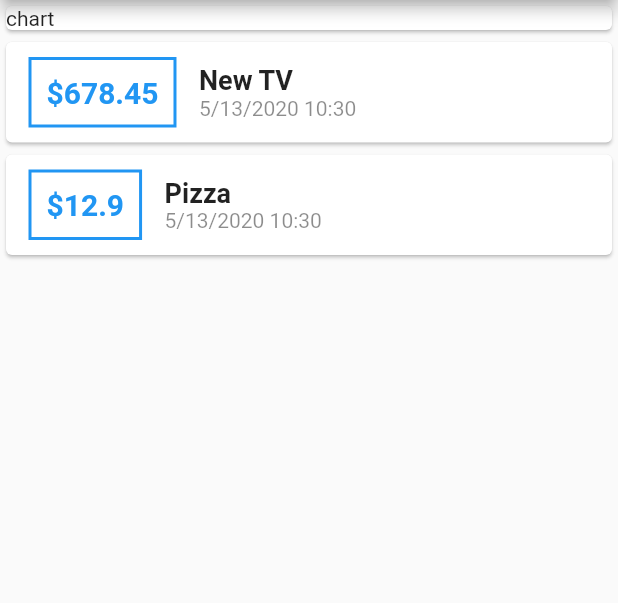
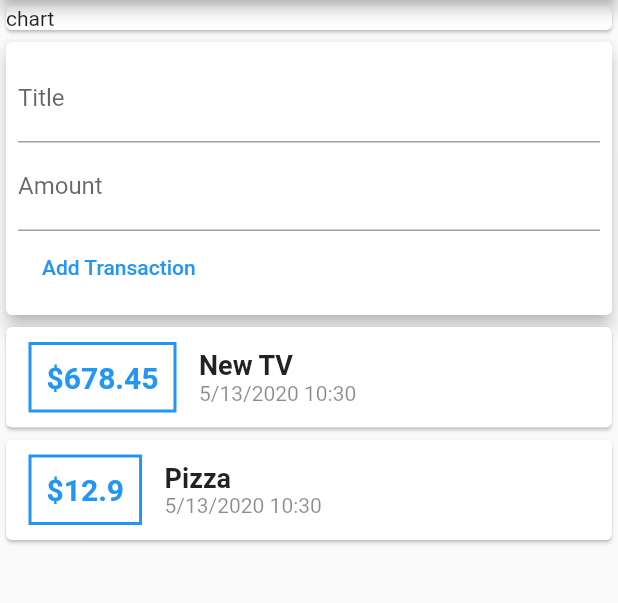
Before and after one commit to jalalazimi/flutter-expenses, a Flutter app: the screen it shows after launch, on a phone screen of 412 x 824 dp, the part 84-687 px from its top. Run offline on Flutter 3.47's test engine with Material 2 defaults, Android fonts, the phone set to English and light mode, and no system bars.

```diff
--- a/lib/main.dart
+++ b/lib/main.dart
@@ -1,7 +1,7 @@
+import 'package:expenses/widgets/user_transactions.dart';
 import 'package:flutter/material.dart';
 
-import './widgets/transaction_list.dart';
-
+import './widgets/user_transactions.dart';
 
 void main() => runApp(MyApp());
 
@@ -16,20 +16,20 @@ class MyApp extends StatelessWidget {
 }
 
 class MyHomePage extends StatelessWidget {
-
   @override
   Widget build(BuildContext context) {
     return Scaffold(
       appBar: AppBar(
         title: Text("expenses"),
       ),
-      body: Column(
+      body: SingleChildScrollView(
+          child: Column(
         crossAxisAlignment: CrossAxisAlignment.stretch,
         children: <Widget>[
           Container(width: double.infinity, child: Card(child: Text('chart'))),
-          TransactionList(),
+          UserTransactions()
         ],
-      ),
+      )),
     );
   }
 }
--- a/lib/widgets/new_transaction.dart
+++ b/lib/widgets/new_transaction.dart
@@ -1,8 +1,12 @@
 import 'package:flutter/material.dart';
 
 class NewTransaction extends StatelessWidget {
+  final Function onSubmit;
+
   final titleController = TextEditingController();
   final amountController = TextEditingController();
+
+  NewTransaction(this.onSubmit);
 
   @override
   Widget build(BuildContext context) {
@@ -24,7 +28,10 @@ class NewTransaction extends StatelessWidget {
               FlatButton(
                 child: Text("Add Transaction"),
                 textColor: Colors.blue,
-                onPressed: () {},
+                onPressed: () {
+                  onSubmit(titleController.text.toString(),
+                      double.parse(amountController.text));
+                },
               )
             ],
           )),
--- a/lib/widgets/transaction_list.dart
+++ b/lib/widgets/transaction_list.dart
@@ -3,28 +3,23 @@ import 'package:intl/intl.dart';
 
 import '../models/transaction.dart';
 
-class TransactionList extends StatefulWidget {
-  @override
-  _TransactionListState createState() => _TransactionListState();
-}
+class TransactionList extends StatelessWidget {
+  final List<Transaction> userTransactions;
 
-class _TransactionListState extends State<TransactionList> {
-  final List<Transaction> _userTransactions = [
-    Transaction(
-        id: 't1', title: 'New TV', amount: 678.45, date: DateTime.now()),
-    Transaction(id: 't2', title: 'Pizza', amount: 12.90, date: DateTime.now())
-  ];
+  TransactionList(this.userTransactions);
 
   @override
   Widget build(BuildContext context) {
-    return Column(
-        children: _userTransactions.map((tx) {
+    return Container(
+        height: 500,
+        child: ListView.builder(
+          itemBuilder: (ctx, index) {
             return Card(
                 child: Row(
               children: <Widget>[
                 Container(
                   child: Text(
-              '\$${tx.amount.toString()}',
+                    '\$${userTransactions[index].amount.toString()}',
                     style: TextStyle(
                         fontWeight: FontWeight.bold,
                         fontSize: 20,
@@ -32,24 +27,27 @@ class _TransactionListState extends State<TransactionList> {
                   ),
                   margin: EdgeInsets.symmetric(vertical: 10, horizontal: 15),
                   padding: EdgeInsets.all(10),
-            decoration:
-                BoxDecoration(border: Border.all(color: Colors.blue, width: 2)),
+                  decoration: BoxDecoration(
+                      border: Border.all(color: Colors.blue, width: 2)),
                 ),
                 Column(
                   crossAxisAlignment: CrossAxisAlignment.start,
                   children: <Widget>[
                     Text(
-                tx.title,
-                style: TextStyle(fontWeight: FontWeight.bold, fontSize: 18),
+                      userTransactions[index].title,
+                      style:
+                          TextStyle(fontWeight: FontWeight.bold, fontSize: 18),
                     ),
                     Text(
-                DateFormat.yMd().add_Hm().format(tx.date),
+                      DateFormat.yMd().add_Hm().format(userTransactions[index].date),
                       style: TextStyle(color: Colors.black45),
                     )
                   ],
                 )
               ],
             ));
-    }).toList());
+          },
+          itemCount: userTransactions.length,
+        ));
   }
 }
--- /dev/null
+++ b/lib/widgets/user_transactions.dart
@@ -0,0 +1,41 @@
+import 'package:flutter/material.dart';
+
+import './transaction_list.dart';
+import './new_transaction.dart';
+
+import '../models/transaction.dart';
+
+class UserTransactions extends StatefulWidget {
+  @override
+  _UserTransactionsState createState() => _UserTransactionsState();
+}
+
+class _UserTransactionsState extends State<UserTransactions> {
+  final List<Transaction> _userTransactions = [
+    Transaction(
+        id: 't1', title: 'New TV', amount: 678.45, date: DateTime.now()),
+    Transaction(id: 't2', title: 'Pizza', amount: 12.90, date: DateTime.now())
+  ];
+
+  void _addNewTransaction(String title, double amount) {
+    final newTx = Transaction(
+        title: title,
+        amount: amount,
+        date: DateTime.now(),
+        id: DateTime.now().toString());
+
+    setState(() {
+      _userTransactions.add(newTx);
+    });
+  }
+
+  @override
+  Widget build(BuildContext context) {
+    return Column(
+      children: <Widget>[
+        NewTransaction(_addNewTransaction),
+        TransactionList(_userTransactions),
+      ],
+    );
+  }
+}
```
Lines whose indentation alone changed are shown as unchanged.
